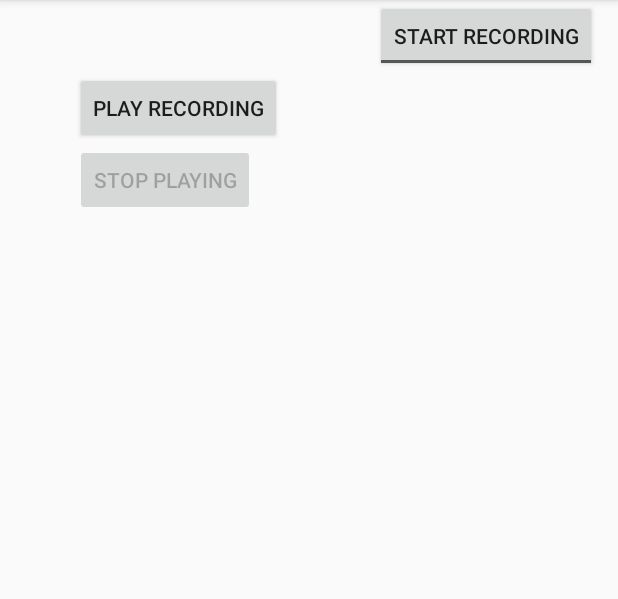
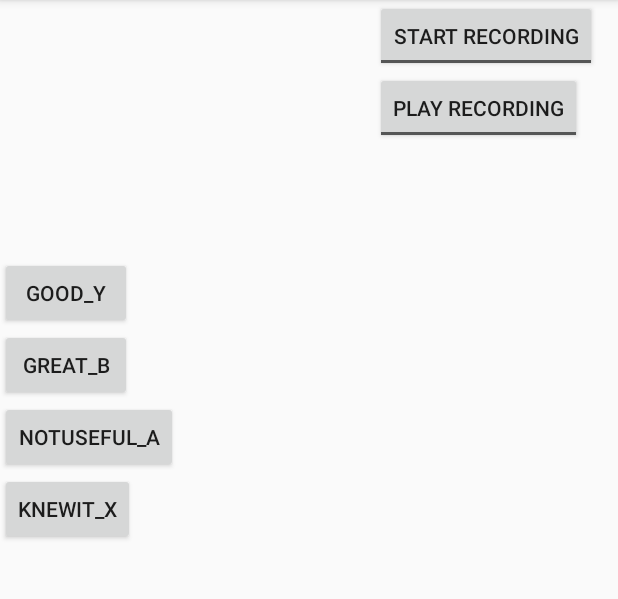
Before and after one commit to saritszpiro/recordaudiotoexternal, an Android app: the screen it shows after launch (MainActivity), after a tap on "STOP PLAYING", on a phone screen of 412 x 824 dp, the part 84-683 px from its top. Run offline under Robolectric (Android 15) with nearby library versions, the light colour scheme and no system bars; 3 other taps on this screen came first.

Commit message:
Added four response buttons

```diff
--- a/app/src/main/java/com/example/sarit/recordaudiotoexternal/MainActivity.java
+++ b/app/src/main/java/com/example/sarit/recordaudiotoexternal/MainActivity.java
@@ -14,66 +14,37 @@ import android.util.Log;
 import android.view.View;
 import android.widget.Button;
 import android.widget.Toast;
+import android.widget.ToggleButton;
+
 import java.io.IOException;
+import java.util.Date;
+
 import static android.Manifest.permission.RECORD_AUDIO;
 import static android.Manifest.permission.WRITE_EXTERNAL_STORAGE;
 
 public class MainActivity extends AppCompatActivity {
-    private Button startbtn, stopbtn, playbtn, stopplay;
+    private ToggleButton startRecording, playRecording;
     private MediaRecorder mRecorder;
     private MediaPlayer mPlayer;
     private static final String LOG_TAG = "AudioRecording";
     private static String mFileName = null;
     public static final int REQUEST_AUDIO_PERMISSION_CODE = 1;
     boolean isRecording = false;
-
+    boolean isPlaying = false;
     @Override
     protected void onCreate(Bundle savedInstanceState) {
         super.onCreate(savedInstanceState);
         setContentView(com.example.sarit.recordaudiotoexternal.R.layout.activity_main);
-        startbtn = findViewById(com.example.sarit.recordaudiotoexternal.R.id.btnRecord);
-        stopbtn = findViewById(com.example.sarit.recordaudiotoexternal.R.id.btnStop);
-        playbtn = findViewById(R.id.btnPlay);
-        stopplay = findViewById(R.id.btnStopPlay);
-        stopbtn.setEnabled(false);
-        playbtn.setEnabled(false);
-        stopplay.setEnabled(false);
+        startRecording = findViewById(com.example.sarit.recordaudiotoexternal.R.id.startRecording);
+        playRecording = findViewById(com.example.sarit.recordaudiotoexternal.R.id.playRecording);
+        playRecording.setEnabled(false);
+
         //mFileName = Environment.getExternalStorageDirectory().getAbsolutePath();
         mFileName = Environment.getExternalStoragePublicDirectory(Environment.DIRECTORY_PODCASTS).getAbsolutePath();
 
         Toast.makeText(MainActivity.this,mFileName.toString(),Toast.LENGTH_SHORT).show();
         mFileName += "/AudioRecording.3gp";
 
-        playbtn.setOnClickListener(new View.OnClickListener() {
-            @Override
-            public void onClick(View v) {
-                stopbtn.setEnabled(false);
-                startbtn.setEnabled(true);
-                playbtn.setEnabled(false);
-                stopplay.setEnabled(true);
-                mPlayer = new MediaPlayer();
-                try {
-                    mPlayer.setDataSource(mFileName);
-                    mPlayer.prepare();
-                    mPlayer.start();
-                    Toast.makeText(getApplicationContext(), "Recording Started Playing", Toast.LENGTH_LONG).show();
-                } catch (IOException e) {
-                    Log.e(LOG_TAG, "prepare() failed");
-                }
-            }
-        });
-        stopplay.setOnClickListener(new View.OnClickListener() {
-            @Override
-            public void onClick(View v) {
-                mPlayer.release();
-                mPlayer = null;
-                stopbtn.setEnabled(false);
-                startbtn.setEnabled(true);
-                playbtn.setEnabled(true);
-                stopplay.setEnabled(false);
-                Toast.makeText(getApplicationContext(),"Playing Audio Stopped", Toast.LENGTH_SHORT).show();
-            }
-        });
     }
     @Override
     public void onRequestPermissionsResult(int requestCode, String[] permissions, int[] grantResults) {
@@ -100,15 +71,29 @@ public class MainActivity extends AppCompatActivity {
         ActivityCompat.requestPermissions(MainActivity.this, new String[]{RECORD_AUDIO, WRITE_EXTERNAL_STORAGE}, REQUEST_AUDIO_PERMISSION_CODE);
     }
 
+    public void startPlaying(View view) {
+        if (!isPlaying){
+            startRecording.setEnabled(true);
+            mPlayer = new MediaPlayer();
+            try {
+                mPlayer.setDataSource(mFileName);
+                mPlayer.prepare();
+                mPlayer.start();
+                Toast.makeText(getApplicationContext(), "Recording Started Playing", Toast.LENGTH_LONG).show();
+            } catch (IOException e) {
+                Log.e(LOG_TAG, "prepare() failed");
+            }
 
+        }
+        else if (isPlaying){
+            mPlayer.release();
+            mPlayer = null;
+            Toast.makeText(getApplicationContext(),"Playing Audio Stopped", Toast.LENGTH_SHORT).show();
+        }
+    }
     public void startRecording(View view){
         if(CheckPermissions()) {
             if (!isRecording) {
-
-                stopbtn.setEnabled(true);
-                startbtn.setEnabled(false);
-                playbtn.setEnabled(false);
-                stopplay.setEnabled(false);
                 mRecorder = new MediaRecorder();
                 mRecorder.setAudioSource(MediaRecorder.AudioSource.MIC);
                 mRecorder.setOutputFormat(MediaRecorder.OutputFormat.THREE_GPP);
@@ -123,13 +108,11 @@ public class MainActivity extends AppCompatActivity {
                 mRecorder.start();
                 isRecording = true;
                 Toast.makeText(getApplicationContext(), "Recording Started", Toast.LENGTH_LONG).show();
+                playRecording.setEnabled(true);
+
             } else if (isRecording) {
                 Toast.makeText(MainActivity.this, "Stopped recording", Toast.LENGTH_SHORT).show();
-                stopbtn.setEnabled(false);
-                startbtn.setEnabled(true);
-                playbtn.setEnabled(true);
-                stopplay.setEnabled(true);
-                mRecorder.stop();
+                 mRecorder.stop();
                 mRecorder.release();
                 mRecorder = null;
                 Toast.makeText(getApplicationContext(), "Recording Stopped", Toast.LENGTH_LONG).show();
@@ -139,4 +122,38 @@ public class MainActivity extends AppCompatActivity {
                 RequestPermissions();
         }
     }
+
+    public void findButton(View v){
+        switch (v.getId()) {
+
+            case R.id.good_y:
+                Toast.makeText(MainActivity.this, "good_y clicked", Toast.LENGTH_SHORT).show();
+
+                break;
+
+            case R.id.great_b:
+                Toast.makeText(MainActivity.this, "great_b clicked", Toast.LENGTH_SHORT).show();
+                break;
+
+            case R.id.knewit_x:
+                Toast.makeText(MainActivity.this, "knewit_x clicked", Toast.LENGTH_SHORT).show();
+                break;
+            case R.id.notuseful_a:
+                Toast.makeText(MainActivity.this, "notuseful_a clicked", Toast.LENGTH_SHORT).show();
+
+                break;
+            default:
+                break;
+        }
+
+
+    }
+
+    public String updateTime() {
+        //java.util.Date() method is used to get the current time
+        String time = new Date().toString();
+        Toast.makeText(getApplicationContext(),
+                time, Toast.LENGTH_SHORT).show();
+        return time;
+    }
 }
--- a/app/src/main/res/layout/activity_main.xml
+++ b/app/src/main/res/layout/activity_main.xml
@@ -5,7 +5,7 @@
 
 
     <ToggleButton
-        android:id="@+id/toggleButton2"
+        android:id="@+id/startRecording"
         android:layout_width="wrap_content"
         android:layout_height="wrap_content"
         android:layout_marginLeft="250dp"
@@ -15,16 +15,53 @@
         android:textOff="Start Recording"
         android:textOn="Stop Recording" />
 
-    <Button
-        android:id="@+id/btnPlay"
+    <ToggleButton
+        android:id="@+id/playRecording"
         android:layout_width="wrap_content"
         android:layout_height="wrap_content"
-        android:layout_marginLeft="50dp"
-        android:text="Play Recording" />
+        android:layout_marginLeft="250dp"
+        android:checked="false"
+        android:onClick="startPlaying"
+        android:text="ToggleButton"
+        android:textOff="Play Recording"
+        android:textOn="Stop Playing" />
+
+
     <Button
-        android:id="@+id/btnStopPlay"
+        android:id="@+id/good_y"
         android:layout_width="wrap_content"
         android:layout_height="wrap_content"
-        android:layout_marginLeft="50dp"
-        android:text="Stop Playing" />
+        android:layout_alignParentTop="true"
+        android:layout_centerHorizontal="true"
+        android:layout_marginTop="75dp"
+        android:onClick="findButton"
+        android:text="Good_Y" />
+
+    <Button
+        android:id="@+id/great_b"
+        android:layout_width="wrap_content"
+        android:layout_height="wrap_content"
+        android:layout_above="@+id/good_y"
+        android:layout_centerHorizontal="true"
+        android:onClick="findButton"
+
+        android:text="Great_B" />
+
+    <Button
+        android:id="@+id/notuseful_a"
+        android:layout_width="wrap_content"
+        android:layout_height="wrap_content"
+        android:layout_alignParentTop="true"
+        android:onClick="findButton"
+
+        android:layout_centerHorizontal="true"
+        android:text="NotUseful_A" />
+
+    <Button
+        android:id="@+id/knewit_x"
+        android:layout_width="wrap_content"
+        android:layout_height="wrap_content"
+        android:layout_alignParentBottom="true"
+        android:layout_centerHorizontal="true"
+        android:text="KnewIt_X" />
 </LinearLayout>
```
